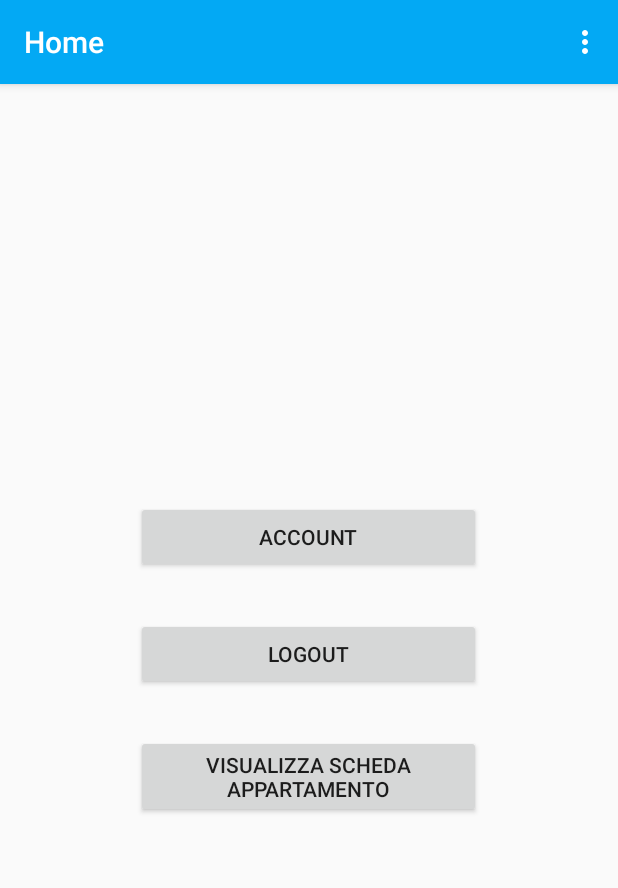
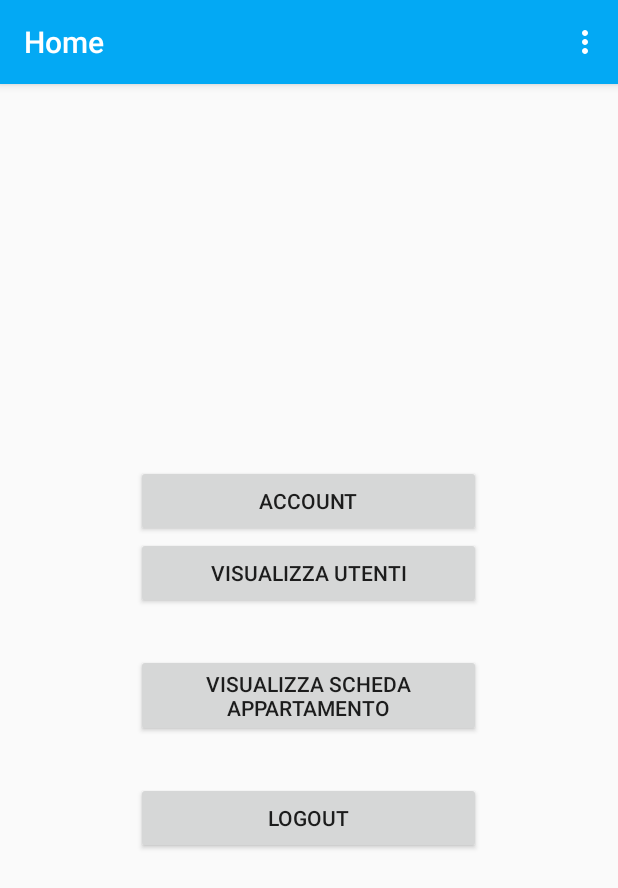
Before and after one commit to francese2015/GuardianHouse, an Android app: the HomeActivity screen opened directly, with no data from a screen before it, on a phone screen of 412 x 824 dp. Shown: the top 888 px of the screen. Run offline under Robolectric (Android 15) with nearby library versions, the light colour scheme and no system bars.

Commit message:
Integrazione delle modifiche

```diff
--- a/codice/client/app/src/main/AndroidManifest.xml
+++ b/codice/client/app/src/main/AndroidManifest.xml
@@ -53,6 +53,10 @@
                 android:value="it.unisa.guardianhouse.HomeActivity" />
         </activity>
         <activity
+            android:name=".ApartmentActivity"
+            android:label="@string/title_activity_apartment" >
+        </activity>
+        <activity
             android:name=".visualizza_recensione"
             android:label="@string/title_activity_visualizza_recensione" >
         </activity>
--- a/codice/client/app/src/main/java/it/unisa/guardianhouse/HomeActivity.java
+++ b/codice/client/app/src/main/java/it/unisa/guardianhouse/HomeActivity.java
@@ -14,6 +14,7 @@ public class HomeActivity extends ActionBarActivity {
 
     private Toolbar toolbar;
     private Button btnAccount;
+    private Button btnGetUsers;
     private Button btnLogout;
     private Button btnApartment;
 
@@ -29,6 +30,7 @@ public class HomeActivity extends ActionBarActivity {
         getSupportActionBar().setDisplayShowTitleEnabled(true);
 
         btnAccount = (Button) findViewById(R.id.button_account);
+        btnGetUsers = (Button) findViewById(R.id.button_get_users);
         btnLogout = (Button) findViewById(R.id.button_logout);
         btnApartment = (Button) findViewById(R.id.button_apartment);
 
@@ -40,14 +42,15 @@ public class HomeActivity extends ActionBarActivity {
             }
         });
 
-        // bottone logout
-        btnLogout.setOnClickListener(new View.OnClickListener() {
+        // bottone get users
+        btnGetUsers.setOnClickListener(new View.OnClickListener() {
             public void onClick(View view) {
-
+                Intent intent = new Intent(getApplicationContext(), GetUsersActivity.class);
+                startActivity(intent);
             }
         });
 
-        // bottone apartment
+// bottone apartment
 
         btnApartment.setOnClickListener(new View.OnClickListener() {
             @Override
@@ -60,6 +63,13 @@ public class HomeActivity extends ActionBarActivity {
                 // gli altri
                 // startActivity(new Intent(
                 //       "android.intent.action.ApartmentActivity"));
+
+            }
+        });
+
+        // bottone logout
+        btnLogout.setOnClickListener(new View.OnClickListener() {
+            public void onClick(View view) {
 
             }
         });
--- a/codice/client/app/src/main/res/drawable/button_fb.xml
+++ b/codice/client/app/src/main/res/drawable/button_fb.xml
@@ -1,7 +1,7 @@
 <?xml version="1.0" encoding="utf-8"?>
 <selector xmlns:android="http://schemas.android.com/apk/res/android">
 
-    <item android:drawable="@drawable/button_fb_pressed" android:state_enabled="true" android:state_pressed="true" />
-    <item android:drawable="@drawable/button_fb_enabled" android:state_enabled="true" />
+    <item android:drawable="@drawable/button_fb_pressed" android:state_enabled="true" android:state_pressed="true"/>
+    <item android:drawable="@drawable/button_fb_enabled" android:state_enabled="true"/>
 
 </selector>
--- a/codice/client/app/src/main/res/drawable/divider.xml
+++ b/codice/client/app/src/main/res/drawable/divider.xml
@@ -1,5 +1,5 @@
 <?xml version="1.0" encoding="utf-8"?>
-<shape xmlns:android="http://schemas.android.com/apk/res/android">
+<shape xmlns:android="http://schemas.android.com/apk/res/android" >
 
     <size android:height="2dp" />
 
--- a/codice/client/app/src/main/res/drawable/layout_selector.xml
+++ b/codice/client/app/src/main/res/drawable/layout_selector.xml
@@ -1,6 +1,6 @@
 <?xml version="1.0" encoding="utf-8"?>
 <selector xmlns:android="http://schemas.android.com/apk/res/android">
 
-    <item android:drawable="@color/azzurro_chiaro" android:state_enabled="true" android:state_pressed="true" />
+    <item android:drawable="@color/azzurro_chiaro" android:state_enabled="true" android:state_pressed="true"/>
 
 </selector>
--- a/codice/client/app/src/main/res/layout/activity_home.xml
+++ b/codice/client/app/src/main/res/layout/activity_home.xml
@@ -6,37 +6,52 @@
 
     <include
         android:id="@+id/toolbar"
-        layout="@layout/toolbar"></include>
+        layout="@layout/toolbar"
+        ></include>
 
     <RelativeLayout
+        android:layout_below="@+id/toolbar"
         android:layout_width="match_parent"
         android:layout_height="match_parent"
-        android:layout_below="@+id/toolbar"
-        android:gravity="center"
         android:paddingBottom="@dimen/activity_vertical_margin"
         android:paddingLeft="@dimen/activity_horizontal_margin"
         android:paddingRight="@dimen/activity_horizontal_margin"
-        android:paddingTop="@dimen/activity_vertical_margin">
+        android:paddingTop="@dimen/activity_vertical_margin"
+        android:gravity="center"
+        >
 
         <RelativeLayout
             android:layout_width="match_parent"
             android:layout_height="match_parent"
-            android:gravity="center">
+            android:gravity="center" >
 
             <LinearLayout
                 android:id="@+id/home_buttons1"
                 android:layout_width="wrap_content"
                 android:layout_height="wrap_content"
                 android:layout_centerHorizontal="true"
-                android:orientation="vertical">
-
+                android:orientation="vertical" >
 
                 <Button
                     android:id="@+id/button_account"
                     android:layout_width="230dp"
                     android:layout_height="wrap_content"
-                    android:onClick="showAccount"
                     android:text="@string/button_account" />
+
+                <Button
+                    android:id="@+id/button_get_users"
+                    android:layout_width="230dp"
+                    android:layout_height="wrap_content"
+                    android:text="@string/button_get_users" />
+
+		<Button
+                    android:id="@+id/button_apartment"
+                    android:layout_width="match_parent"
+                    android:layout_height="wrap_content"
+                    android:layout_marginTop="30dp"
+                    android:onClick="showApartment"
+                    android:text="@string/button_apartment"
+                    />
 
                 <Button
                     android:id="@+id/button_logout"
@@ -45,14 +60,7 @@
                     android:layout_marginTop="30dp"
                     android:text="@string/button_logout" />
 
-                <Button
-                    android:id="@+id/button_apartment"
-                    android:layout_width="match_parent"
-                    android:layout_height="wrap_content"
-                    android:layout_marginTop="30dp"
-                    android:onClick="showApartment"
-                    android:text="@string/button_apartment"
-                    />
+
 
             </LinearLayout>
 
--- a/codice/client/app/src/main/res/layout/toolbar.xml
+++ b/codice/client/app/src/main/res/layout/toolbar.xml
@@ -4,6 +4,6 @@
     android:layout_height="wrap_content"
     android:background="@color/ColorPrimary"
     android:elevation="4dp"
-    android:theme="@style/CustomThemeToolbar">
-
+    android:theme="@style/ToolbarTheme"
+    >
 </android.support.v7.widget.Toolbar>
--- a/codice/client/app/src/main/res/values/styles.xml
+++ b/codice/client/app/src/main/res/values/styles.xml
@@ -7,8 +7,7 @@
         <item name="colorPrimaryDark">@color/ColorPrimaryDark</item>
     </style>
 
-
-    <style name="CustomThemeToolbar" parent="Theme.AppCompat.NoActionBar">
+    <style name="ToolbarTheme" parent="Theme.AppCompat.NoActionBar">
         <item name="android:textColorPrimary">@color/bianco</item>
         <item name="actionMenuTextColor">@color/bianco</item>
         <item name="android:textColorSecondary">@color/bianco</item>
```
Also changed, not shown: codice/client/app/src/main/res/values/strings.xml (+11 -2 lines).
